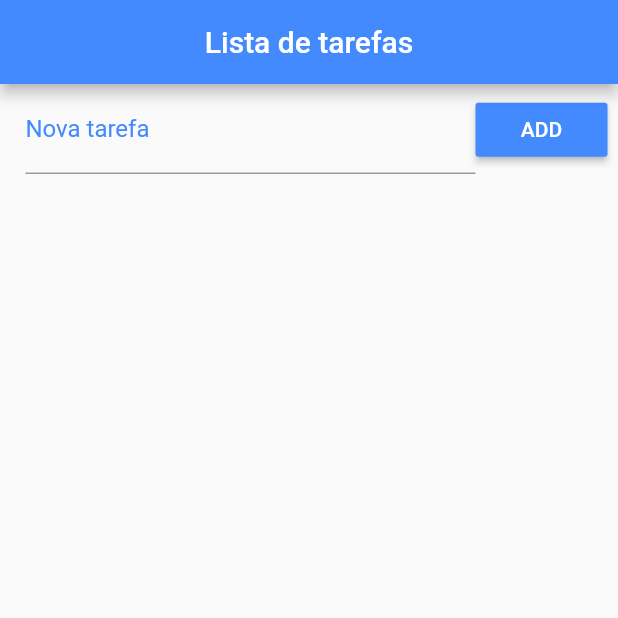
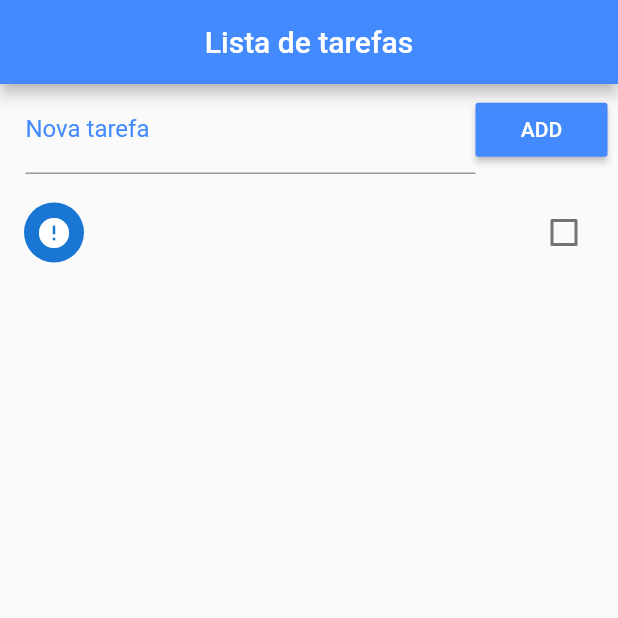
Before and after one commit to lucasgmagalhaes/flutter, a Flutter app: the screen it shows after launch, after a tap on "ADD", on a phone screen of 412 x 824 dp, the top half of it. Run offline on Flutter 3.47's test engine with Material 2 defaults, Android fonts, the phone set to English and light mode, and no system bars.

Commit message:
finished todo list

```diff
--- a/todo_list/lib/main.dart
+++ b/todo_list/lib/main.dart
@@ -3,7 +3,6 @@ import 'dart:io';
 
 import "package:flutter/material.dart";
 import 'package:path_provider/path_provider.dart';
-import 'package:todo_list/todo.model.dart';
 
 void main() {
   runApp(MaterialApp(home: Home()));
@@ -15,7 +14,9 @@ class Home extends StatefulWidget {
 }
 
 class _HomeState extends State<Home> {
-  List<Map<String, dynamic>> _toDoList = [];
+  List _toDoList = [];
+  Map<String, dynamic> _lastRemoved = new Map();
+  int _lastRemovedPos = 0;
   final _todoController = new TextEditingController();
 
   @override
@@ -59,25 +60,81 @@ class _HomeState extends State<Home> {
             ),
           ),
           Expanded(
-            child: ListView.builder(
-              padding: EdgeInsets.only(top: 10),
-              itemCount: this._toDoList.length,
-              itemBuilder: (context, index) {
-                return CheckboxListTile(
-                  onChanged: (state) {
-                    this.updateTodoTaskState(state, this._toDoList[index]);
-                  },
-                  title: Text(this._toDoList[index].title),
-                  value: this._toDoList[index].done,
-                  secondary: CircleAvatar(
-                    child:
-                        Icon(_toDoList[index].done ? Icons.check : Icons.error),
-                  ),
-                );
-              },
+            child: RefreshIndicator(
+              onRefresh: this._refresh,
+              child: ListView.builder(
+                padding: EdgeInsets.only(top: 10),
+                itemCount: this._toDoList.length,
+                itemBuilder: this.buildItem,
+              ),
             ),
           )
         ],
+      ),
+    );
+  }
+
+  Future<Null> _refresh() async {
+    await Future.delayed(Duration(seconds: 1));
+
+    setState(() {
+      this._toDoList.sort((a, b) {
+        if (a["ok"] && !b["ok"])
+          return 1;
+        else if (!a["ok"] && b["ok"]) return -1;
+        return 0;
+      });
+      this._saveData();
+    });
+  }
+
+  Widget buildItem(context, index) {
+    return Dismissible(
+      onDismissed: (direction) {
+        setState(() {
+          this._lastRemoved = Map.from(this._toDoList[index]);
+          this._lastRemovedPos = index;
+          this._toDoList.removeAt(index);
+          this._saveData();
+
+          final snack = SnackBar(
+              content: Text("Tarefa ${this._lastRemoved["title"]} removida!"),
+              duration: Duration(seconds: 2),
+              action: SnackBarAction(
+                  label: "Desfazer",
+                  onPressed: () {
+                    setState(() {
+                      this
+                          ._toDoList
+                          .insert(this._lastRemovedPos, this._lastRemoved);
+                      this._saveData();
+                    });
+                  }));
+
+          Scaffold.of(context).removeCurrentSnackBar();
+          Scaffold.of(context).showSnackBar(snack);
+        });
+      },
+      key: Key(DateTime.now().millisecondsSinceEpoch.toString()),
+      background: Container(
+          color: Colors.red,
+          child: Align(
+            alignment: Alignment(-1.9, 0),
+            child: Icon(
+              Icons.delete,
+              color: Colors.white,
+            ),
+          )),
+      direction: DismissDirection.startToEnd,
+      child: CheckboxListTile(
+        onChanged: (state) {
+          this.updateTodoTaskState(state, this._toDoList[index]);
+        },
+        title: Text(this._toDoList[index]["title"]),
+        value: this._toDoList[index]["ok"],
+        secondary: CircleAvatar(
+          child: Icon(_toDoList[index]["ok"] ? Icons.check : Icons.error),
+        ),
       ),
     );
   }
@@ -103,20 +160,19 @@ class _HomeState extends State<Home> {
   }
 
   void _addTodo() {
-    String todo = this._todoController.text;
-    if (todo.isEmpty) {
-      return;
-    }
     setState(() {
-      this._toDoList.add(new Todo(todo, false));
+      Map<String, dynamic> newTodo = new Map();
+      newTodo["title"] = this._todoController.text;
+      newTodo["ok"] = false;
+      this._toDoList.add(newTodo);
       this._todoController.clear();
       this._saveData();
     });
   }
 
-  void updateTodoTaskState(bool state, Todo todo) {
+  void updateTodoTaskState(bool state, dynamic todo) {
     setState(() {
-      todo.done = state;
+      todo["ok"] = state;
     });
   }
 }
--- a/todo_list/lib/todo.model.dart
+++ /dev/null
@@ -1,16 +0,0 @@
-class Todo {
-  String title;
-  bool done;
-
-  Todo(this.title, this.done);
-
-  Todo.fromJson(Map<String, dynamic> json) {
-    title = json['title'];
-    done = json['done'];
-  }
-
-  Map<String, dynamic> toJson() => {
-        'title': title,
-        'done': done,
-      };
-}
```
